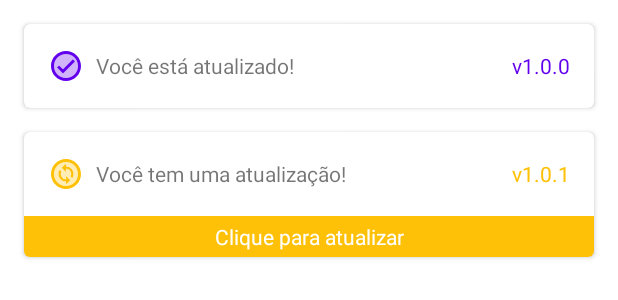
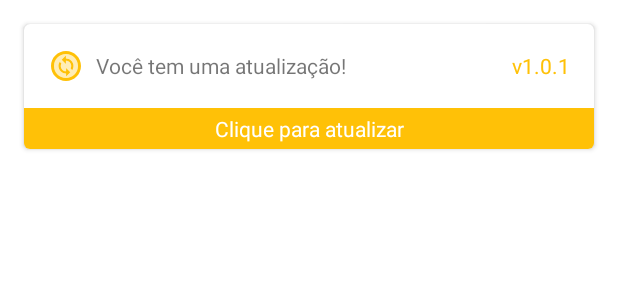
Before and after one commit to NeoUtils/NeoRegex, an Android app: the layout main_nav_bar.xml on its own in the app's theme, with its tools: preview values and no code run, on a phone screen of 412 x 824 dp. Shown: the top 300 px of the screen. Run offline under Robolectric (Android 15) with nearby library versions, the phone set to English and light mode, and no system bars.

Commit message:
feat : added updated function

```diff
--- a/app/src/main/AndroidManifest.xml
+++ b/app/src/main/AndroidManifest.xml
@@ -1,6 +1,8 @@
 <?xml version="1.0" encoding="utf-8"?>
 <manifest xmlns:android="http://schemas.android.com/apk/res/android"
     package="com.neo.regex">
+
+    <uses-permission android:name="android.permission.INTERNET"/>
 
     <application
         android:allowBackup="false"
--- a/app/src/main/java/com/neo/regex/Expression.kt
+++ b/app/src/main/java/com/neo/regex/ExpressionState.kt
@@ -2,7 +2,7 @@ package com.neo.regex
 
 import java.util.regex.Pattern
 
-data class Expression(
+data class ExpressionState(
     var regex: String = "",
     var hsv: Int? = null,
     var pattern: Pattern? = null
--- a/app/src/main/res/layout/activity_main.xml
+++ b/app/src/main/res/layout/activity_main.xml
@@ -32,10 +32,10 @@
                 android:layout_width="wrap_content"
                 android:layout_height="wrap_content"
                 android:layout_gravity="center"
-                android:paddingTop="1dp"
+                android:paddingTop="1.5dp"
                 android:text="REGEX"
                 android:textColor="?attr/colorOnPrimary"
-                android:textSize="25sp" />
+                android:textSize="26sp" />
 
         </androidx.appcompat.widget.Toolbar>
 
@@ -52,6 +52,7 @@
             layout="@layout/main_content" />
 
         <include
+            android:id="@+id/nav_bar"
             layout="@layout/main_nav_bar"
             android:layout_width="match_parent"
             android:layout_height="match_parent"
--- a/app/src/main/res/layout/main_nav_bar.xml
+++ b/app/src/main/res/layout/main_nav_bar.xml
@@ -9,52 +9,12 @@
     android:orientation="vertical">
 
     <androidx.cardview.widget.CardView
+        android:id="@+id/cd_update"
         android:clickable="true"
         android:foreground="?attr/selectableItemBackground"
         android:layout_width="match_parent"
         android:layout_height="wrap_content"
-        android:layout_marginTop="16dp"
-        android:layout_marginBottom="8dp"
-        android:layout_marginHorizontal="16dp"
-        app:cardCornerRadius="4dp">
-
-        <LinearLayout
-            android:layout_width="match_parent"
-            android:layout_height="wrap_content"
-            android:orientation="horizontal"
-            android:padding="16dp">
-
-            <ImageView
-                android:layout_width="wrap_content"
-                android:layout_height="wrap_content"
-                android:layout_marginEnd="8dp"
-                android:src="@drawable/ic_checked"
-                app:tint="?attr/colorPrimary" />
-
-            <TextView
-                android:layout_width="match_parent"
-                android:layout_height="wrap_content"
-                android:layout_gravity="center_vertical"
-                android:layout_weight="1"
-                android:text="Você está atualizado!"/>
-
-            <TextView
-                android:layout_width="wrap_content"
-                android:layout_height="wrap_content"
-                android:layout_gravity="center_vertical|end"
-                android:text="v1.0.0"
-                android:textColor="?attr/colorPrimary" />
-
-        </LinearLayout>
-
-    </androidx.cardview.widget.CardView>
-
-    <androidx.cardview.widget.CardView
-        android:clickable="true"
-        android:foreground="?attr/selectableItemBackground"
-        android:layout_width="match_parent"
-        android:layout_height="wrap_content"
-        android:layout_marginVertical="8dp"
+        android:layout_marginVertical="16dp"
         android:layout_marginHorizontal="16dp"
         app:cardCornerRadius="4dp">
 
@@ -71,6 +31,7 @@
                 android:padding="16dp">
 
                 <ImageView
+                    android:id="@+id/iv_icon"
                     android:layout_width="wrap_content"
                     android:layout_height="wrap_content"
                     android:layout_marginEnd="8dp"
@@ -85,6 +46,7 @@
                     android:text="Você tem uma atualização!" />
 
                 <TextView
+                    android:id="@+id/tv_last_version"
                     android:layout_width="wrap_content"
                     android:layout_height="wrap_content"
                     android:layout_gravity="center_vertical|end"
@@ -94,6 +56,7 @@
             </LinearLayout>
 
             <TextView
+                android:id="@+id/tv_update_btn"
                 android:textColor="@color/white"
                 android:background="@color/yellow"
                 android:padding="4dp"
@@ -101,11 +64,10 @@
                 android:layout_height="wrap_content"
                 android:layout_gravity="bottom"
                 android:gravity="center"
-                android:text="Clique para atualizar" />
+                android:text="@string/click_to_update" />
 
         </LinearLayout>
 
     </androidx.cardview.widget.CardView>
 
-
 </LinearLayout>
--- a/app/src/main/res/values/colors.xml
+++ b/app/src/main/res/values/colors.xml
@@ -24,4 +24,5 @@
 
     <color name="alternation">#065C00</color>
     <color name="yellow">#FFC107</color>
+    <color name="green">#0B4900</color>
 </resources>
--- a/app/src/main/res/values/strings.xml
+++ b/app/src/main/res/values/strings.xml
@@ -2,4 +2,5 @@
     <string name="app_name">Neo Regex</string>
     <string name="open_drawer">Abrir</string>
     <string name="close_drawer">Fechar</string>
+    <string name="click_to_update">Clique para atualizar</string>
 </resources>
--- a/build.gradle
+++ b/build.gradle
@@ -7,6 +7,8 @@ buildscript {
     dependencies {
         classpath "com.android.tools.build:gradle:7.0.3"
         classpath 'org.jetbrains.kotlin:kotlin-gradle-plugin:1.6.0'
+        classpath 'com.google.gms:google-services:4.3.10'
+        classpath 'com.google.firebase:firebase-crashlytics-gradle:2.7.1'
 
         // NOTE: Do not place your application dependencies here; they belong
         // in the individual module build.gradle files
```
Also changed, not shown: UtilsKT/src/main/java/com/neo/utilskt/ViewUtils.kt (added, +7 -0 lines), app/build.gradle (+18 -1 lines), app/src/main/java/com/neo/regex/Environment.kt (added, +7 -0 lines), app/src/main/java/com/neo/regex/ExpressionsAdapter.kt (+5 -7 lines), app/src/main/java/com/neo/regex/MainActivity.kt (+92 -6 lines), app/src/main/java/com/neo/regex/MainViewModel.kt (+38 -4 lines), app/src/main/java/com/neo/regex/UpdateManager.kt (added, +52 -0 lines), app/src/main/java/com/neo/regex/UpdateState.kt (added, +8 -0 lines), app/src/main/java/com/neo/regex/utils/FirebaseUtils.kt (added, +10 -0 lines), app/src/main/java/com/neo/regex/utils/ColorUtils.kt (renamed from app/src/main/java/com/neo/regex/utils/colorUtils.kt), 2 other files.
